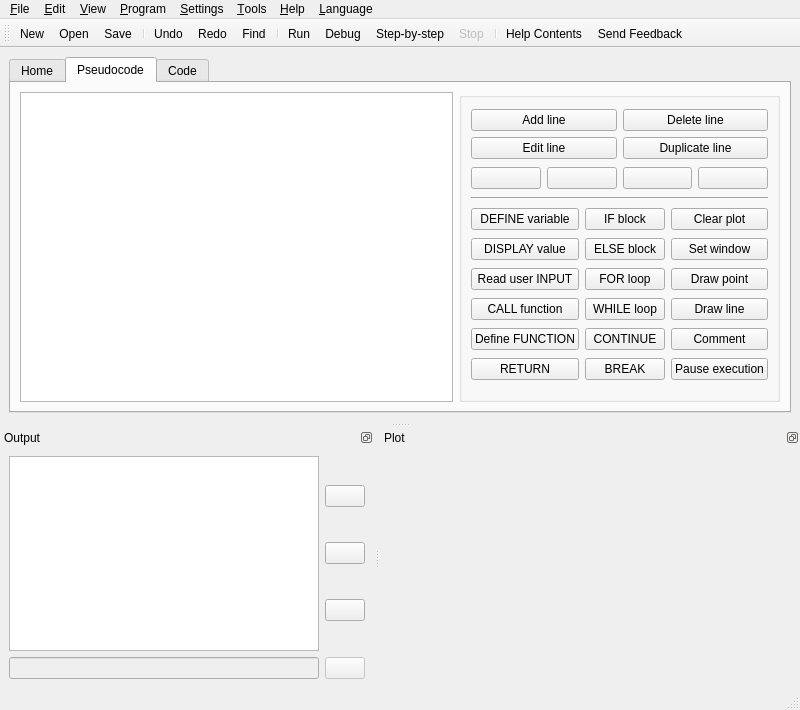
Old version of the form src/forms/ui_mainwindow.ui in the repository TuringApp/Turing.
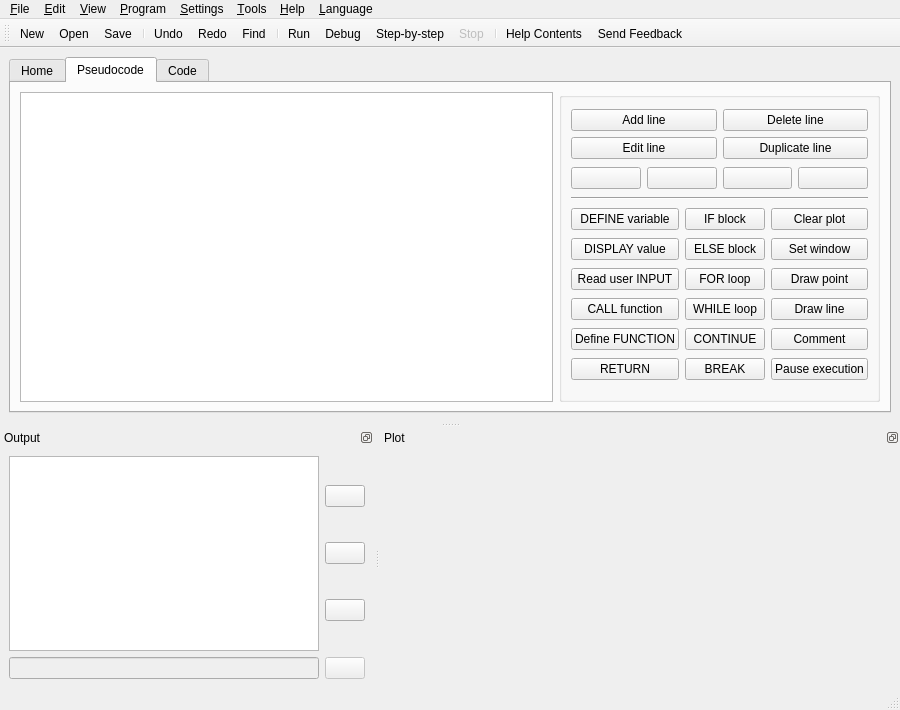
New version of the form. Icons and pictures are not drawn.

```diff
--- a/src/forms/ui_mainwindow.ui
+++ b/src/forms/ui_mainwindow.ui
@@ -7,7 +7,7 @@
    <rect>
     <x>0</x>
     <y>0</y>
-    <width>800</width>
+    <width>900</width>
     <height>710</height>
    </rect>
   </property>
@@ -324,7 +324,7 @@
     <rect>
      <x>0</x>
      <y>0</y>
-     <width>800</width>
+     <width>900</width>
      <height>21</height>
     </rect>
    </property>
```
